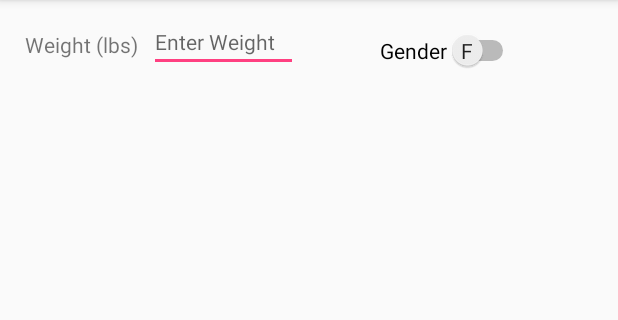
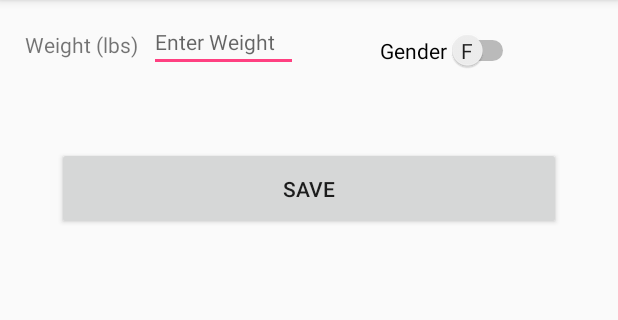
Before and after one commit to citrusspoon/ITCS_4180_Mobile_Dev, an Android app: the screen it shows after launch (MainActivity), on a phone screen of 412 x 824 dp, the part 84-404 px from its top. Run offline under Robolectric (Android 15) with nearby library versions, the phone set to English and light mode, and no system bars.

Commit message:
Added save button

```diff
--- a/BACLevelCalculator/app/src/main/res/layout/activity_main.xml
+++ b/BACLevelCalculator/app/src/main/res/layout/activity_main.xml
@@ -67,4 +67,19 @@
         app:layout_constraintTop_toTopOf="parent"
         app:layout_constraintVertical_bias="0.017" />
 
+    <Button
+        android:id="@+id/saveButton"
+        android:layout_width="336dp"
+        android:layout_height="55dp"
+        android:layout_marginBottom="8dp"
+        android:layout_marginLeft="8dp"
+        android:layout_marginRight="8dp"
+        android:layout_marginTop="8dp"
+        android:text="@string/saveButtonText"
+        app:layout_constraintBottom_toBottomOf="parent"
+        app:layout_constraintLeft_toLeftOf="parent"
+        app:layout_constraintRight_toRightOf="parent"
+        app:layout_constraintTop_toTopOf="parent"
+        app:layout_constraintVertical_bias="0.129" />
+
 </android.support.constraint.ConstraintLayout>
--- a/BACLevelCalculator/app/src/main/res/values/strings.xml
+++ b/BACLevelCalculator/app/src/main/res/values/strings.xml
@@ -5,4 +5,5 @@
     <string name="genderText">Gender</string>
     <string name="maleText">M</string>
     <string name="femaleText">F</string>
+    <string name="saveButtonText">Save</string>
 </resources>
```
